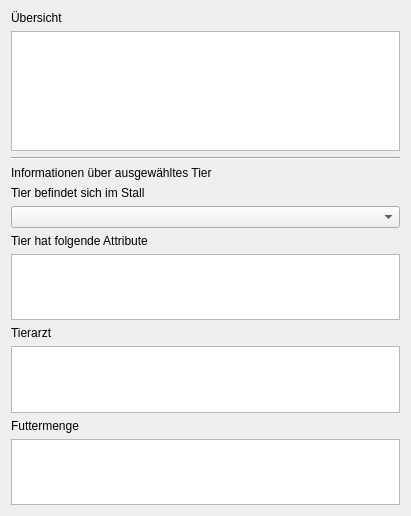
Qt form DBS-Bauer/tierwidget.ui (t-script/DBS-Bauer) before a commit.
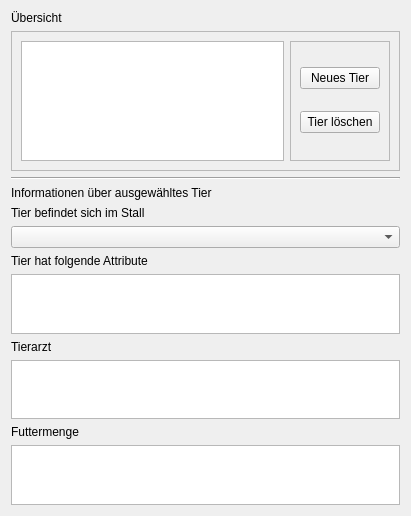
The same form after that commit.

```diff
--- a/DBS-Bauer/tierwidget.ui
+++ b/DBS-Bauer/tierwidget.ui
@@ -22,6 +22,15 @@
     </widget>
    </item>
    <item>
+    <widget class="QFrame" name="frame">
+     <property name="frameShape">
+      <enum>QFrame::StyledPanel</enum>
+     </property>
+     <property name="frameShadow">
+      <enum>QFrame::Raised</enum>
+     </property>
+     <layout class="QHBoxLayout" name="horizontalLayout">
+      <item>
     <widget class="QTableView" name="tableTier">
      <property name="minimumSize">
       <size>
@@ -29,6 +38,35 @@
        <height>120</height>
       </size>
      </property>
+       </widget>
+      </item>
+      <item>
+       <widget class="QFrame" name="frame_2">
+        <property name="frameShape">
+         <enum>QFrame::StyledPanel</enum>
+        </property>
+        <property name="frameShadow">
+         <enum>QFrame::Raised</enum>
+        </property>
+        <layout class="QVBoxLayout" name="verticalLayout_2">
+         <item>
+          <widget class="QPushButton" name="tierNeu">
+           <property name="text">
+            <string>Neues Tier</string>
+           </property>
+          </widget>
+         </item>
+         <item>
+          <widget class="QPushButton" name="tierTot">
+           <property name="text">
+            <string>Tier löschen</string>
+           </property>
+          </widget>
+         </item>
+        </layout>
+       </widget>
+      </item>
+     </layout>
     </widget>
    </item>
    <item>
```
Lines whose indentation alone changed are shown as unchanged.
